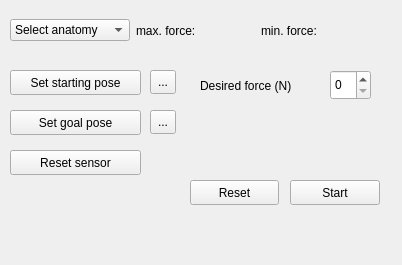
The window that resource/MyPlugin.ui (demirarikan/force_adjustment_plugin) describes before a commit, drawn with Qt 5.
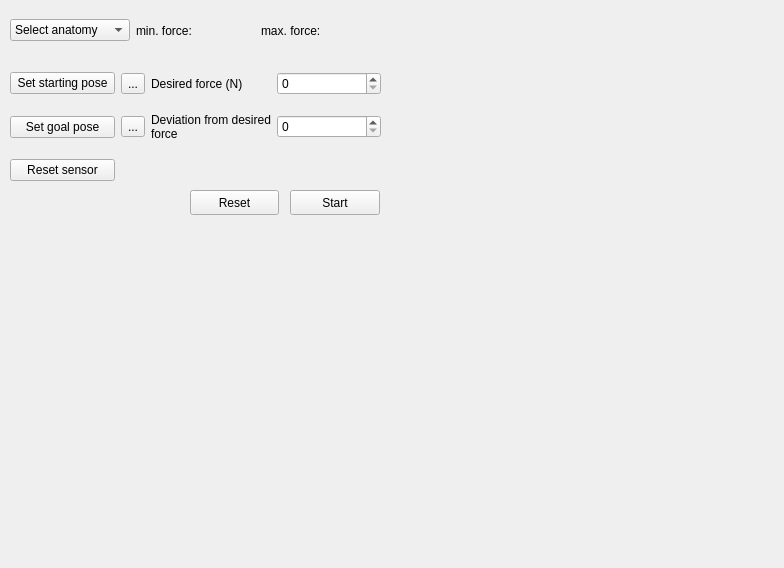
The same window after the commit.

The edit to the form file:
```diff
--- a/resource/MyPlugin.ui
+++ b/resource/MyPlugin.ui
@@ -6,39 +6,13 @@
    <rect>
     <x>0</x>
     <y>0</y>
-    <width>402</width>
-    <height>265</height>
+    <width>784</width>
+    <height>568</height>
    </rect>
   </property>
   <property name="windowTitle">
    <string>Force adjustment</string>
   </property>
-  <widget class="QSpinBox" name="desiredForceSpinBox">
-   <property name="geometry">
-    <rect>
-     <x>330</x>
-     <y>70</y>
-     <width>41</width>
-     <height>30</height>
-    </rect>
-   </property>
-   <property name="maximum">
-    <number>50</number>
-   </property>
-  </widget>
-  <widget class="QLabel" name="desiredForceLabel">
-   <property name="geometry">
-    <rect>
-     <x>200</x>
-     <y>70</y>
-     <width>131</width>
-     <height>31</height>
-    </rect>
-   </property>
-   <property name="text">
-    <string>Desired force (N)</string>
-   </property>
-  </widget>
   <widget class="QWidget" name="horizontalLayoutWidget">
    <property name="geometry">
     <rect>
@@ -86,13 +60,6 @@
       </item>
      </widget>
     </item>
-    <item>
-     <widget class="QLabel" name="maxForceLabel">
-      <property name="text">
-       <string>max. force:</string>
-      </property>
-     </widget>
-    </item>
     <item>
      <widget class="QLabel" name="minForceLabel">
       <property name="text">
@@ -100,13 +67,20 @@
       </property>
      </widget>
     </item>
+    <item>
+     <widget class="QLabel" name="maxForceLabel">
+      <property name="text">
+       <string>max. force:</string>
+      </property>
+     </widget>
+    </item>
    </layout>
   </widget>
   <widget class="QPushButton" name="startButton">
    <property name="geometry">
     <rect>
      <x>290</x>
-     <y>180</y>
+     <y>190</y>
      <width>90</width>
      <height>25</height>
     </rect>
@@ -119,7 +93,7 @@
    <property name="geometry">
     <rect>
      <x>190</x>
-     <y>180</y>
+     <y>190</y>
      <width>89</width>
      <height>25</height>
     </rect>
@@ -131,70 +105,86 @@
     <string notr="true">coordinateButtons</string>
    </attribute>
   </widget>
-  <widget class="QPushButton" name="setStartPoseButton">
+  <widget class="QWidget" name="gridLayoutWidget">
    <property name="geometry">
     <rect>
      <x>10</x>
-     <y>70</y>
-     <width>131</width>
-     <height>25</height>
+     <y>60</y>
+     <width>371</width>
+     <height>135</height>
     </rect>
    </property>
-   <property name="text">
-    <string>Set starting pose</string>
-   </property>
-  </widget>
-  <widget class="QPushButton" name="setGoalPoseButton">
-   <property name="geometry">
-    <rect>
-     <x>10</x>
-     <y>110</y>
-     <width>131</width>
-     <height>25</height>
-    </rect>
-   </property>
-   <property name="text">
-    <string>Set goal pose</string>
-   </property>
-  </widget>
-  <widget class="QToolButton" name="setGoalPoseToolButton">
-   <property name="geometry">
-    <rect>
-     <x>150</x>
-     <y>110</y>
-     <width>26</width>
-     <height>24</height>
-    </rect>
-   </property>
-   <property name="text">
-    <string>...</string>
-   </property>
-  </widget>
-  <widget class="QToolButton" name="setStartPoseToolButton">
-   <property name="geometry">
-    <rect>
-     <x>150</x>
-     <y>70</y>
-     <width>26</width>
-     <height>24</height>
-    </rect>
-   </property>
-   <property name="text">
-    <string>...</string>
-   </property>
-  </widget>
-  <widget class="QPushButton" name="resetSensorButton">
-   <property name="geometry">
-    <rect>
-     <x>10</x>
-     <y>150</y>
-     <width>131</width>
-     <height>25</height>
-    </rect>
-   </property>
-   <property name="text">
-    <string>Reset sensor</string>
-   </property>
+   <layout class="QGridLayout" name="gridLayout" rowstretch="0,0,0,0" columnminimumwidth="0,0,0,0">
+    <item row="0" column="0">
+     <widget class="QPushButton" name="setStartPoseButton">
+      <property name="text">
+       <string>Set starting pose</string>
+      </property>
+     </widget>
+    </item>
+    <item row="0" column="1">
+     <widget class="QToolButton" name="setStartPoseToolButton">
+      <property name="text">
+       <string>...</string>
+      </property>
+      <property name="toolButtonStyle">
+       <enum>Qt::ToolButtonIconOnly</enum>
+      </property>
+     </widget>
+    </item>
+    <item row="1" column="0">
+     <widget class="QPushButton" name="setGoalPoseButton">
+      <property name="text">
+       <string>Set goal pose</string>
+      </property>
+     </widget>
+    </item>
+    <item row="1" column="1">
+     <widget class="QToolButton" name="setGoalPoseToolButton">
+      <property name="text">
+       <string>...</string>
+      </property>
+     </widget>
+    </item>
+    <item row="0" column="2">
+     <widget class="QLabel" name="desiredForceLabel">
+      <property name="text">
+       <string>Desired force (N)</string>
+      </property>
+     </widget>
+    </item>
+    <item row="1" column="2">
+     <widget class="QLabel" name="deviationLabel">
+      <property name="text">
+       <string>Deviation from desired force</string>
+      </property>
+      <property name="wordWrap">
+       <bool>true</bool>
+      </property>
+     </widget>
+    </item>
+    <item row="0" column="3">
+     <widget class="QSpinBox" name="desiredForceSpinBox">
+      <property name="maximum">
+       <number>50</number>
+      </property>
+     </widget>
+    </item>
+    <item row="2" column="0">
+     <widget class="QPushButton" name="resetSensorButton">
+      <property name="text">
+       <string>Reset sensor</string>
+      </property>
+     </widget>
+    </item>
+    <item row="1" column="3">
+     <widget class="QSpinBox" name="deviationSpinBox">
+      <property name="maximum">
+       <number>100</number>
+      </property>
+     </widget>
+    </item>
+   </layout>
   </widget>
  </widget>
  <resources/>
```
Left out of the diff: 6 changed lines with no effect on the pictures.
